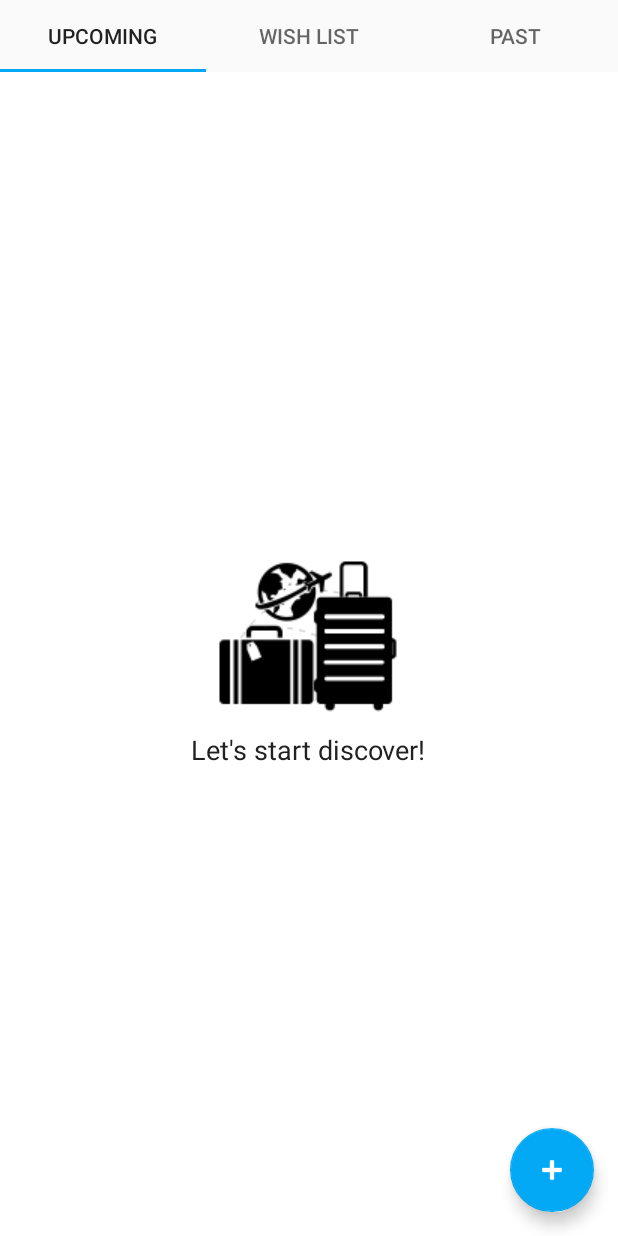
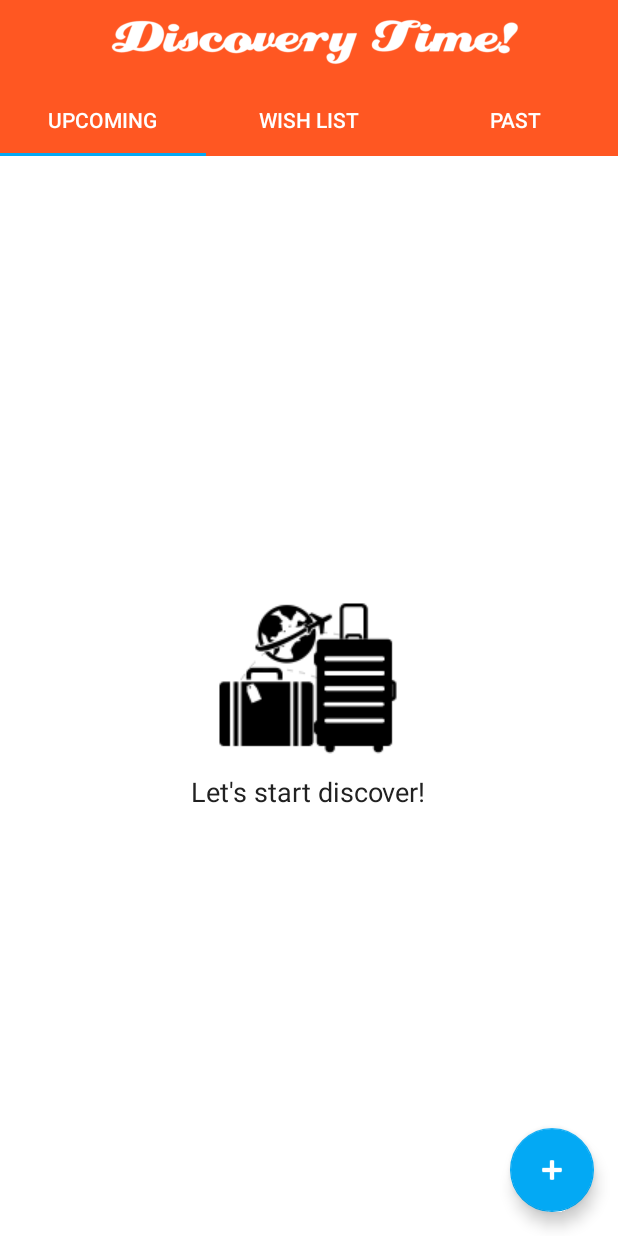
Before and after one commit to nastjashevchenko/Capstone-Project, an Android app: the screen it shows after launch (MainActivity), on a phone screen of 412 x 824 dp. Run offline under Robolectric (Android 15) with nearby library versions, the phone set to English and light mode, and no system bars; our stand-ins replace ButterKnife.

Commit message:
Feat: Add Toolbar with logo to main activity screen

```diff
--- a/DiscoveryTime/app/src/main/res/layout/activity_main.xml
+++ b/DiscoveryTime/app/src/main/res/layout/activity_main.xml
@@ -6,8 +6,20 @@
     android:layout_height="match_parent" android:fitsSystemWindows="true"
     tools:mContext=".ui.MainActivity">
 
-    <LinearLayout xmlns:android="http://schemas.android.com/apk/res/android"
-        xmlns:app="http://schemas.android.com/apk/res-auto"
+    <android.support.v7.widget.Toolbar
+        android:layout_height="?attr/actionBarSize"
+        android:layout_width="match_parent"
+        android:background="@color/primary">
+        <ImageView
+            android:layout_width="match_parent"
+            android:layout_height="match_parent"
+            android:src="@drawable/logo"
+            android:layout_margin="8dp"
+            android:contentDescription="@string/logo_description" />
+    </android.support.v7.widget.Toolbar>
+
+    <LinearLayout
+        android:layout_marginTop="?attr/actionBarSize"
         android:layout_width="match_parent"
         android:layout_height="match_parent"
         android:orientation="vertical">
@@ -15,7 +27,10 @@
         <android.support.design.widget.TabLayout
             android:id="@+id/sliding_tabs"
             android:layout_width="match_parent"
-            android:layout_height="wrap_content" />
+            android:layout_height="wrap_content"
+            app:tabTextColor="@color/white"
+            app:tabSelectedTextColor="@color/white"
+            android:background="@color/primary"/>
 
         <android.support.v4.view.ViewPager
             android:id="@+id/viewpager"
--- a/DiscoveryTime/app/src/main/res/values/strings.xml
+++ b/DiscoveryTime/app/src/main/res/values/strings.xml
@@ -39,4 +39,5 @@
     <string name="from_to_tmpl" formatted="false">%s - %s</string>
     <string name="no_trips">Let\'s start discover!</string>
     <string name="no_places">Let\'s add places to your trip!</string>
+    <string name="logo_description">Discovery Time!</string>
 </resources>
```
Also changed, not shown: DiscoveryTime/app/src/main/res/drawable/logo.png (added).
